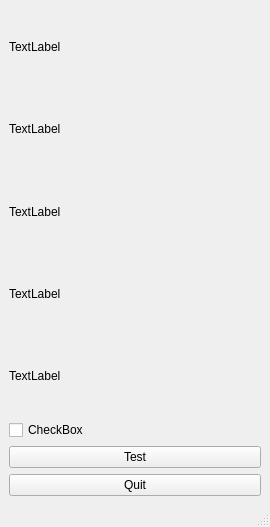
Old version of the form hpimon.ui in the repository jjnurminen/hpimon.
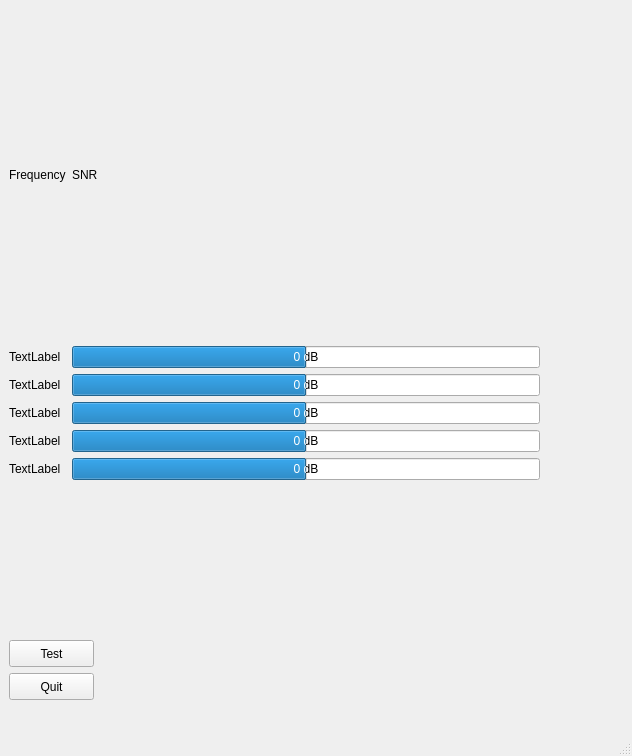
New version of the form.

Commit message: progress bar widgets

Diff of the .ui file:
```diff
--- a/hpimon.ui
+++ b/hpimon.ui
@@ -6,76 +6,203 @@
    <rect>
     <x>0</x>
     <y>0</y>
-    <width>270</width>
-    <height>527</height>
+    <width>632</width>
+    <height>756</height>
    </rect>
   </property>
   <property name="windowTitle">
    <string>MainWindow</string>
   </property>
   <widget class="QWidget" name="centralwidget">
-   <layout class="QHBoxLayout" name="horizontalLayout">
-    <item>
-     <layout class="QVBoxLayout" name="verticalLayout">
-      <item>
-       <widget class="QLabel" name="label_1">
-        <property name="text">
-         <string>TextLabel</string>
-        </property>
-       </widget>
-      </item>
-      <item>
-       <widget class="QLabel" name="label_2">
-        <property name="text">
-         <string>TextLabel</string>
-        </property>
-       </widget>
-      </item>
-      <item>
-       <widget class="QLabel" name="label_3">
-        <property name="text">
-         <string>TextLabel</string>
-        </property>
-       </widget>
-      </item>
-      <item>
-       <widget class="QLabel" name="label_4">
-        <property name="text">
-         <string>TextLabel</string>
-        </property>
-       </widget>
-      </item>
-      <item>
-       <widget class="QLabel" name="label_5">
-        <property name="text">
-         <string>TextLabel</string>
-        </property>
-       </widget>
-      </item>
-      <item>
-       <widget class="QCheckBox" name="checkBox">
-        <property name="text">
-         <string>CheckBox</string>
-        </property>
-       </widget>
-      </item>
-      <item>
-       <widget class="QPushButton" name="testButton">
-        <property name="text">
-         <string>Test</string>
-        </property>
-       </widget>
-      </item>
-      <item>
-       <widget class="QPushButton" name="btnQuit">
-        <property name="text">
-         <string>Quit</string>
-        </property>
-       </widget>
-      </item>
-     </layout>
-    </item>
-   </layout>
+   <widget class="QPushButton" name="testButton">
+    <property name="geometry">
+     <rect>
+      <x>9</x>
+      <y>640</y>
+      <width>85</width>
+      <height>27</height>
+     </rect>
+    </property>
+    <property name="text">
+     <string>Test</string>
+    </property>
+   </widget>
+   <widget class="QPushButton" name="btnQuit">
+    <property name="geometry">
+     <rect>
+      <x>9</x>
+      <y>673</y>
+      <width>85</width>
+      <height>27</height>
+     </rect>
+    </property>
+    <property name="text">
+     <string>Quit</string>
+    </property>
+   </widget>
+   <widget class="QWidget" name="gridLayoutWidget">
+    <property name="geometry">
+     <rect>
+      <x>9</x>
+      <y>9</y>
+      <width>531</width>
+      <height>471</height>
+     </rect>
+    </property>
+    <layout class="QGridLayout" name="gridLayout">
+     <item row="3" column="0">
+      <widget class="QLabel" name="label_3">
+       <property name="text">
+        <string>TextLabel</string>
+       </property>
+      </widget>
+     </item>
+     <item row="2" column="0">
+      <widget class="QLabel" name="label_2">
+       <property name="text">
+        <string>TextLabel</string>
+       </property>
+      </widget>
+     </item>
+     <item row="2" column="1">
+      <widget class="QProgressBar" name="progressBar_2">
+       <property name="minimum">
+        <number>-100</number>
+       </property>
+       <property name="maximum">
+        <number>100</number>
+       </property>
+       <property name="value">
+        <number>0</number>
+       </property>
+       <property name="invertedAppearance">
+        <bool>false</bool>
+       </property>
+       <property name="format">
+        <string>%v dB</string>
+       </property>
+      </widget>
+     </item>
+     <item row="1" column="0">
+      <widget class="QLabel" name="label_1">
+       <property name="text">
+        <string>TextLabel</string>
+       </property>
+      </widget>
+     </item>
+     <item row="9" column="0">
+      <widget class="QLabel" name="label_5">
+       <property name="text">
+        <string>TextLabel</string>
+       </property>
+      </widget>
+     </item>
+     <item row="9" column="1">
+      <widget class="QProgressBar" name="progressBar_5">
+       <property name="minimum">
+        <number>-100</number>
+       </property>
+       <property name="maximum">
+        <number>100</number>
+       </property>
+       <property name="value">
+        <number>0</number>
+       </property>
+       <property name="invertedAppearance">
+        <bool>false</bool>
+       </property>
+       <property name="format">
+        <string>%v dB</string>
+       </property>
+      </widget>
+     </item>
+     <item row="1" column="1">
+      <widget class="QProgressBar" name="progressBar_1">
+       <property name="minimum">
+        <number>-100</number>
+       </property>
+       <property name="maximum">
+        <number>100</number>
+       </property>
+       <property name="value">
+        <number>0</number>
+       </property>
+       <property name="textVisible">
+        <bool>true</bool>
+       </property>
+       <property name="invertedAppearance">
+        <bool>false</bool>
+       </property>
+       <property name="format">
+        <string>%v dB</string>
+       </property>
+      </widget>
+     </item>
+     <item row="3" column="1">
+      <widget class="QProgressBar" name="progressBar_3">
+       <property name="minimum">
+        <number>-100</number>
+       </property>
+       <property name="maximum">
+        <number>100</number>
+       </property>
+       <property name="value">
+        <number>0</number>
+       </property>
+       <property name="invertedAppearance">
+        <bool>false</bool>
+       </property>
+       <property name="format">
+        <string>%v dB</string>
+       </property>
+      </widget>
+     </item>
+     <item row="8" column="0">
+      <widget class="QLabel" name="label_4">
+       <property name="text">
+        <string>TextLabel</string>
+       </property>
+      </widget>
+     </item>
+     <item row="8" column="1">
+      <widget class="QProgressBar" name="progressBar_4">
+       <property name="minimum">
+        <number>-100</number>
+       </property>
+       <property name="maximum">
+        <number>100</number>
+       </property>
+       <property name="value">
+        <number>0</number>
+       </property>
+       <property name="invertedAppearance">
+        <bool>false</bool>
+       </property>
+       <property name="format">
+        <string>%v dB</string>
+       </property>
+      </widget>
+     </item>
+     <item row="0" column="0">
+      <widget class="QLabel" name="label">
+       <property name="text">
+        <string>Frequency</string>
+       </property>
+      </widget>
+     </item>
+     <item row="0" column="1">
+      <widget class="QLabel" name="label_6">
+       <property name="text">
+        <string>SNR</string>
+       </property>
+      </widget>
+     </item>
+    </layout>
+   </widget>
+   <zorder>testButton</zorder>
+   <zorder>btnQuit</zorder>
+   <zorder>gridLayoutWidget</zorder>
+   <zorder>label_1</zorder>
   </widget>
   <widget class="QMenuBar" name="menubar">
    <property name="geometry">
```
Left out of the diff: 2 changed lines with no effect on the pictures. The commit also changes 1 other file.
